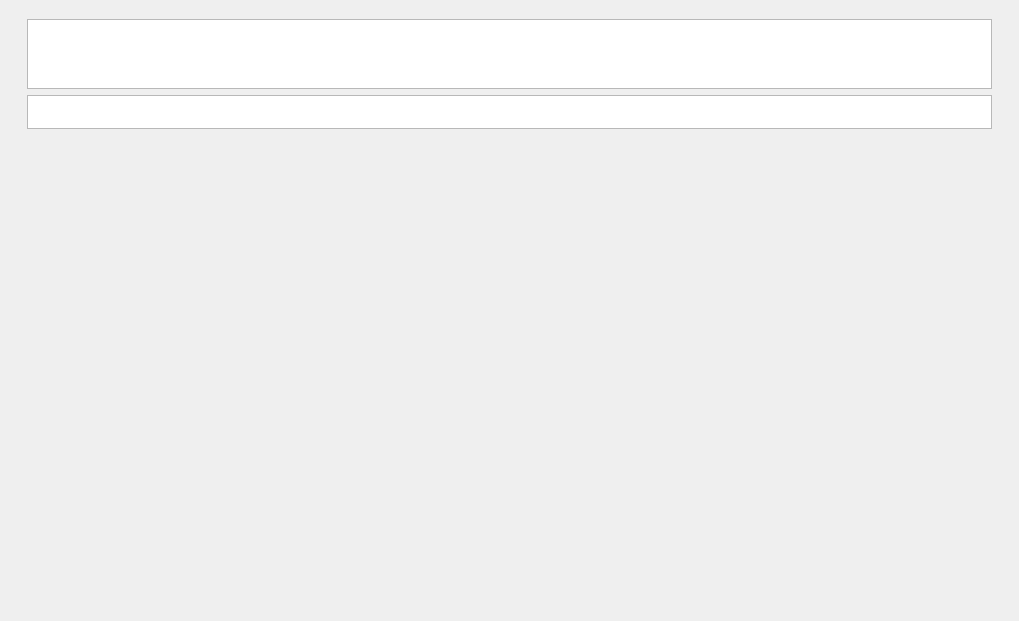
Before: the Qt Designer form vms/client/nx_vms_client_desktop/src/nx/vms/client/desktop/settings/server/pages/poe_settings_widget.ui in networkoptix/nx_open, drawn with Qt 5.
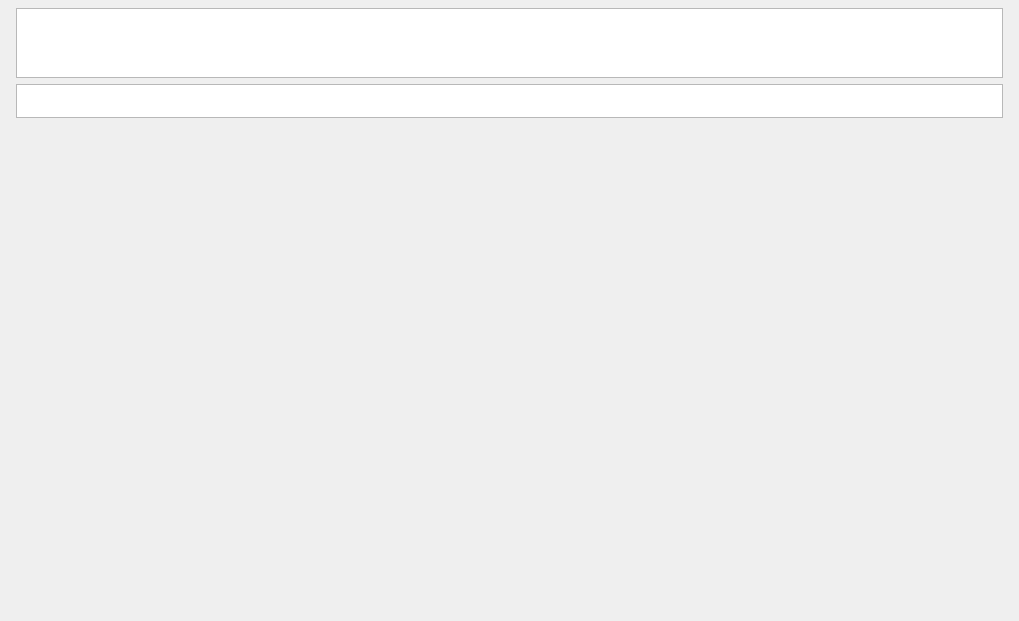
After: the same form once the commit is applied. The open tabs and pages were chosen to show the change. Custom widgets are drawn as their Qt base class.

Commit message:
VMS-CR-19991: Fixed margins
<==== Mercurial data ====>
Branch: x_VMS_hanwha_nvr_gui_part

```diff
--- a/vms/client/nx_vms_client_desktop/src/nx/vms/client/desktop/settings/server/pages/poe_settings_widget.ui
+++ b/vms/client/nx_vms_client_desktop/src/nx/vms/client/desktop/settings/server/pages/poe_settings_widget.ui
@@ -11,6 +11,18 @@
    </rect>
   </property>
   <layout class="QVBoxLayout" name="verticalLayout">
+   <property name="leftMargin">
+    <number>0</number>
+   </property>
+   <property name="topMargin">
+    <number>0</number>
+   </property>
+   <property name="rightMargin">
+    <number>0</number>
+   </property>
+   <property name="bottomMargin">
+    <number>0</number>
+   </property>
    <item>
     <widget class="QStackedWidget" name="stackedWidget">
      <property name="currentIndex">
```
Left out of the diff: 2 changed lines with no effect on the pictures. The commit also changes 1 other file.
